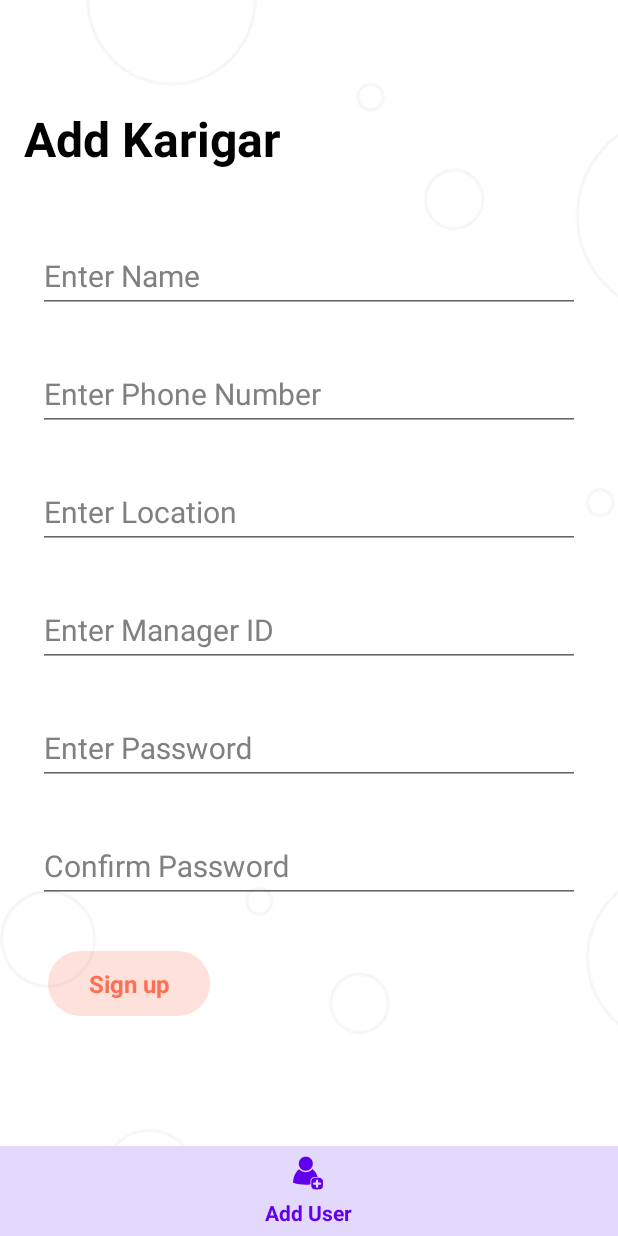
After one commit to CFGIndia20/team-22, an Android app: the fragment AddUserFragment placed in its activity, on a phone screen of 412 x 824 dp. The commit adds this screen. Run offline under Robolectric (Android 15) with nearby library versions, the phone set to English and light mode, and no system bars; 3 statements that could not run were skipped.

Commit message:
add bottom navigation for manager and retrofit interface

```diff
--- a/android/Umeed/app/build.gradle
+++ b/android/Umeed/app/build.gradle
@@ -27,7 +27,10 @@ dependencies {
     implementation 'com.android.support:appcompat-v7:28.0.0'
     //noinspection GradleCompatible
     implementation 'com.android.support:design:28.0.0'
+    implementation 'com.squareup.retrofit2:retrofit:2.5.0'
+    implementation 'com.squareup.retrofit2:converter-gson:2.5.0'
     implementation 'com.android.support.constraint:constraint-layout:1.1.3'
+    implementation 'com.android.support:support-v4:28.0.0'
     testImplementation 'junit:junit:4.12'
     androidTestImplementation 'com.android.support.test:runner:1.0.2'
     androidTestImplementation 'com.android.support.test.espresso:espresso-core:3.0.2'
--- a/android/Umeed/app/src/main/AndroidManifest.xml
+++ b/android/Umeed/app/src/main/AndroidManifest.xml
@@ -9,7 +9,8 @@
         android:roundIcon="@mipmap/ic_launcher_round"
         android:supportsRtl="true"
         android:theme="@style/AppTheme">
-        <activity android:name=".LogInActivity"></activity>
+        <activity android:name=".BottomNavManagerActivity"></activity>
+        <activity android:name=".LogInActivity" />
         <activity android:name=".SplashScreenActivity">
             <intent-filter>
                 <action android:name="android.intent.action.MAIN" />
@@ -17,7 +18,7 @@
                 <category android:name="android.intent.category.LAUNCHER" />
             </intent-filter>
         </activity>
-        <activity android:name=".MainActivity"></activity>
+        <activity android:name=".MainActivity" />
     </application>
 
 </manifest>
--- /dev/null
+++ b/android/Umeed/app/src/main/java/com/markups/umeed/AddUserFragment.java
@@ -0,0 +1,61 @@
+package com.markups.umeed;
+
+import android.os.Bundle;
+import android.support.v4.app.Fragment;
+import android.view.LayoutInflater;
+import android.view.View;
+import android.view.ViewGroup;
+import android.widget.Button;
+import android.widget.ProgressBar;
+import android.widget.Toast;
+
+import retrofit2.Call;
+import retrofit2.Callback;
+import retrofit2.Response;
+
+public class AddUserFragment extends Fragment {
+    public AddUserFragment() {
+        // Required empty public constructor
+    }
+    Button addUser_bt_signIn;
+    ProgressBar addUser_pg_signIn;
+    @Override
+    public View onCreateView(LayoutInflater inflater, ViewGroup container,
+                             Bundle savedInstanceState) {
+
+        View v= inflater.inflate(R.layout.fragment_add_user, container, false);
+        addUser_bt_signIn=v.findViewById(R.id.addUser_bt_signIn);
+        addUser_pg_signIn=v.findViewById(R.id.addUser_pg_signIn);
+        addUser_bt_signIn.setOnClickListener(new View.OnClickListener() {
+            @Override
+            public void onClick(View view) {
+                addUser_pg_signIn.setVisibility(View.VISIBLE);
+                addUser_bt_signIn.setVisibility(View.GONE);
+                Call<LogInReturn>logInReturnCall=LogInActivity.retrofitInterface.addUser(new AddUserRequest());
+                logInReturnCall.enqueue(new Callback<LogInReturn>() {
+                    @Override
+                    public void onResponse(Call<LogInReturn> call, Response<LogInReturn> response) {
+                        if(response.body()==null)
+                        {
+                            Toast.makeText(getActivity(),"Something Went Wrong",Toast.LENGTH_LONG).show();
+                            addUser_pg_signIn.setVisibility(View.GONE);
+                            addUser_bt_signIn.setVisibility(View.VISIBLE);
+                        }
+                        else{
+
+                        }
+                    }
+
+                    @Override
+                    public void onFailure(Call<LogInReturn> call, Throwable t) {
+                        Toast.makeText(getActivity(),""+t.getMessage(),Toast.LENGTH_LONG).show();
+                        addUser_pg_signIn.setVisibility(View.GONE);
+                        addUser_bt_signIn.setVisibility(View.VISIBLE);
+                    }
+                });
+            }
+        });
+
+        return v;
+    }
+}
--- /dev/null
+++ b/android/Umeed/app/src/main/java/com/markups/umeed/AddUserRequest.java
@@ -0,0 +1,14 @@
+package com.markups.umeed;
+
+public class AddUserRequest {
+    String name,password,contact,location;
+    Integer manager_ID;
+
+    public AddUserRequest(String name, String password, String contact, String location, Integer manager_ID) {
+        this.name = name;
+        this.password = password;
+        this.contact = contact;
+        this.location = location;
+        this.manager_ID = manager_ID;
+    }
+}
--- /dev/null
+++ b/android/Umeed/app/src/main/java/com/markups/umeed/BottomNavManagerActivity.java
@@ -0,0 +1,34 @@
+package com.markups.umeed;
+
+import android.support.annotation.NonNull;
+import android.support.design.widget.BottomNavigationView;
+import android.support.v4.app.Fragment;
+import android.support.v4.app.NotificationManagerCompat;
+import android.support.v7.app.AppCompatActivity;
+import android.os.Bundle;
+import android.view.MenuItem;
+
+public class BottomNavManagerActivity extends AppCompatActivity {
+
+    @Override
+    protected void onCreate(Bundle savedInstanceState) {
+        super.onCreate(savedInstanceState);
+        setContentView(R.layout.activity_bottom_nav_manager);
+        getSupportFragmentManager().beginTransaction().replace(R.id.fragment_container, new CompostFragment()).commit();
+        BottomNavigationView bottomNavigationView = findViewById(R.id.bottom_navigation_view);
+        bottomNavigationView.setOnNavigationItemSelectedListener(new BottomNavigationView.OnNavigationItemSelectedListener() {
+            @Override
+            public boolean onNavigationItemSelected(@NonNull MenuItem item) {
+                Fragment tempFragment = null;
+
+                switch(item.getItemId()) {
+                    case R.id.addUser:
+                        tempFragment = new AddUserFragment();
+                        break;
+                }
+                getSupportFragmentManager().beginTransaction().replace(R.id.fragment_container, tempFragment).commit();
+                return true;
+            }
+        });
+    }
+}
--- a/android/Umeed/app/src/main/java/com/markups/umeed/LogInActivity.java
+++ b/android/Umeed/app/src/main/java/com/markups/umeed/LogInActivity.java
@@ -1,13 +1,83 @@
 package com.markups.umeed;
 
+import android.content.Intent;
+import android.content.SharedPreferences;
+import android.support.design.widget.TextInputEditText;
 import android.support.v7.app.AppCompatActivity;
 import android.os.Bundle;
+import android.view.View;
+import android.widget.Button;
+import android.widget.ProgressBar;
+import android.widget.Toast;
+
+import retrofit2.Call;
+import retrofit2.Callback;
+import retrofit2.Response;
+import retrofit2.Retrofit;
+import retrofit2.converter.gson.GsonConverterFactory;
 
 public class LogInActivity extends AppCompatActivity {
-
+    TextInputEditText login_ed_phone, login_ed_password ;
+    Button login_bt_login;
+    ProgressBar login_pg_login;
+    String phone,password;
+    SharedPreferences spref;
+    SharedPreferences.Editor edit;
+    static  RetrofitInterface retrofitInterface;
     @Override
     protected void onCreate(Bundle savedInstanceState) {
         super.onCreate(savedInstanceState);
         setContentView(R.layout.activity_log_in);
+        login_ed_phone=findViewById(R.id.login_ed_phone);
+        login_ed_password=findViewById(R.id.login_ed_password);
+        phone=login_ed_phone.getText().toString();
+        password=login_ed_password.getText().toString();
+        spref = getApplicationContext().getSharedPreferences("user", MODE_PRIVATE);
+        edit=spref.edit();
+        login_bt_login.setOnClickListener(new View.OnClickListener() {
+            @Override
+            public void onClick(View view) {
+                login_bt_login.setVisibility(View.GONE);
+                login_pg_login.setVisibility(View.VISIBLE);
+                Retrofit retrofit = new Retrofit.Builder().baseUrl("").addConverterFactory(
+                        GsonConverterFactory.create()).build();
+                retrofitInterface = retrofit.create(RetrofitInterface.class);
+                Call<LogInReturn> logInReturnCall=retrofitInterface.login(new LogInRequest(Integer.parseInt(phone),password));
+                logInReturnCall.enqueue(new Callback<LogInReturn>() {
+                    @Override
+                    public void onResponse(Call<LogInReturn> call, Response<LogInReturn> response) {
+                        if(response.body()==null){
+                            Toast.makeText(LogInActivity.this,"Incorrect Credential",Toast.LENGTH_LONG);
+                            login_bt_login.setVisibility(View.VISIBLE);
+                            login_pg_login.setVisibility(View.GONE);
+                        }
+                        else
+                        {
+                            if(response.body().getIs_Manager()=="T"){
+                            edit.putString("type", "manager");
+                        }
+                        else{
+                            edit.putString("type", "employee");
+                        }
+                            edit.putString("id",response.body().getWorker_ID());
+                            edit.commit();
+
+                        startActivity(new Intent(LogInActivity.this,BottomNavManagerActivity.class));
+                        finish();
+
+                        }
+                    }
+
+                    @Override
+                    public void onFailure(Call<LogInReturn> call, Throwable t) {
+                        Toast.makeText(LogInActivity.this,""+t.getMessage(),Toast.LENGTH_LONG);
+                        login_bt_login.setVisibility(View.VISIBLE);
+                        login_pg_login.setVisibility(View.GONE);
+                    }
+                });
+
+
+            }
+        });
     }
 }
--- /dev/null
+++ b/android/Umeed/app/src/main/java/com/markups/umeed/LogInRequest.java
@@ -0,0 +1,11 @@
+package com.markups.umeed;
+
+public class LogInRequest {
+    Integer contact;
+    String password;
+
+    public LogInRequest(Integer contact, String password) {
+        this.contact = contact;
+        this.password = password;
+    }
+}
--- /dev/null
+++ b/android/Umeed/app/src/main/java/com/markups/umeed/LogInReturn.java
@@ -0,0 +1,18 @@
+package com.markups.umeed;
+
+public class LogInReturn {
+    String worker_ID,is_Manager;
+
+    public LogInReturn(String worker_ID, String is_Manager) {
+        this.worker_ID = worker_ID;
+        this.is_Manager = is_Manager;
+    }
+
+    public String getWorker_ID() {
+        return worker_ID;
+    }
+
+    public String getIs_Manager() {
+        return is_Manager;
+    }
+}
--- a/android/Umeed/app/src/main/java/com/markups/umeed/MainActivity.java
+++ b/android/Umeed/app/src/main/java/com/markups/umeed/MainActivity.java
@@ -19,8 +19,14 @@ public class MainActivity extends AppCompatActivity {
         }
         else
         {
-//            startActivity(new Intent(MainActivity.this, BottomNavigationMain.class));
-//            finish();
+            if(spref.getString("type","default").equals("manager")){
+                startActivity(new Intent(MainActivity.this, BottomNavManagerActivity.class));
+                finish();
+            }
+            else{
+
+            }
+
         }
     }
 }
--- /dev/null
+++ b/android/Umeed/app/src/main/java/com/markups/umeed/RetrofitInterface.java
@@ -0,0 +1,24 @@
+package com.markups.umeed;
+
+
+import java.util.ArrayList;
+
+import okhttp3.MultipartBody;
+import okhttp3.RequestBody;
+import okhttp3.ResponseBody;
+import retrofit2.Call;
+import retrofit2.http.Body;
+import retrofit2.http.GET;
+import retrofit2.http.Header;
+import retrofit2.http.Multipart;
+import retrofit2.http.POST;
+import retrofit2.http.Part;
+
+public interface RetrofitInterface {
+
+    @POST("")
+    Call<LogInReturn> login(@Body LogInRequest logInRequest);
+
+    @POST("")
+    Call<LogInReturn> addUser(@Body AddUserRequest addUserRequest);
+}
--- /dev/null
+++ b/android/Umeed/app/src/main/res/drawable/arrow_back.xml
@@ -0,0 +1,5 @@
+<vector android:height="45dp" android:tint="#FF7153"
+    android:viewportHeight="24.0" android:viewportWidth="24.0"
+    android:width="45dp" xmlns:android="http://schemas.android.com/apk/res/android">
+    <path android:fillColor="#FF000000" android:pathData="M20,11H7.83l5.59,-5.59L12,4l-8,8 8,8 1.41,-1.41L7.83,13H20v-2z"/>
+</vector>
--- /dev/null
+++ b/android/Umeed/app/src/main/res/drawable/bottom_nav_style.xml
@@ -0,0 +1,20 @@
+<vector
+    xmlns:android="http://schemas.android.com/apk/res/android"
+    xmlns:aapt="http://schemas.android.com/aapt"
+    android:width="375dp"
+    android:height="60dp"
+    android:viewportWidth="375"
+    android:viewportHeight="80"
+    >
+
+    <group>
+
+
+        <path
+            android:pathData="M0 0V80H375V0"
+            android:fillColor="#e3d9fc"
+            />
+
+    </group>
+
+</vector>
--- /dev/null
+++ b/android/Umeed/app/src/main/res/drawable/ic_add_user.xml
@@ -0,0 +1,18 @@
+<vector xmlns:android="http://schemas.android.com/apk/res/android"
+    android:width="512dp"
+    android:height="512dp"
+    android:viewportWidth="512"
+    android:viewportHeight="512">
+  <path
+      android:pathData="M202.4,25c-42.5,9.8 -73.7,45.6 -77.3,88.4 -3.3,39.1 14,74 47.2,95.1 13.6,8.6 29.5,13.4 47.4,14.2 29.2,1.4 54.2,-8 75,-28 25.5,-24.6 35.9,-61.5 27.3,-96.7 -8.6,-34.9 -36.1,-62.4 -72.8,-72.6 -9.2,-2.6 -36.5,-2.9 -46.8,-0.4z"
+      android:fillColor="#000000"
+      android:strokeColor="#00000000"/>
+  <path
+      android:pathData="M117.7,211c-12.9,12.3 -21.4,22.3 -31.1,36.9 -18.4,27.5 -31.6,60.8 -38,96.1 -2.9,15.8 -4.9,36.6 -4.4,46.3l0.3,6.9 7.5,2.4c19.1,6.1 52.7,13.4 80.1,17.4 45.8,6.6 104.5,8.3 147.4,4 5.5,-0.5 10.3,-1 10.8,-1 0.4,-0 0.7,-11.5 0.7,-25.5 0,-29.5 1,-36.7 6.8,-48.5 5,-10.2 16,-21.4 26,-26.4 12.3,-6.2 15.9,-6.8 44,-7.3 13.8,-0.3 25.2,-0.7 25.2,-0.8 0,-2.3 -8.7,-24.3 -13.9,-35 -7.8,-16.2 -14.3,-27 -24.4,-40.4 -7.3,-9.7 -24.2,-27.5 -31,-32.5l-3.7,-2.9 -9.3,9c-24.4,23.6 -53,35.3 -86.3,35.3 -32.5,-0 -62.5,-12.4 -85.7,-35.5 -4.8,-4.7 -9,-8.5 -9.5,-8.5 -0.5,-0 -5.7,4.5 -11.5,10z"
+      android:fillColor="#000000"
+      android:strokeColor="#00000000"/>
+  <path
+      android:pathData="M348,324c-17.7,2.8 -33.1,14.1 -40.6,29.8 -5,10.6 -5.6,16.3 -5.2,56.7 0.3,35.8 0.4,37.2 2.7,43.5 4.7,13.1 14.5,24.6 26.1,30.5 10.5,5.3 12.4,5.5 54.4,5.5 29.4,-0 40.3,-0.4 44.1,-1.4 18.2,-4.8 33.2,-19.9 38,-38.1 2.2,-8.5 2.2,-78.3 0,-86.8 -4.6,-17.5 -17.2,-31.2 -34.6,-37.4l-7.4,-2.7 -36,-0.2c-19.8,-0.2 -38.5,0.1 -41.5,0.6zM391.9,350c2.2,1.1 4.9,3.6 6.2,5.7 2.2,3.4 2.4,5.1 2.7,20l0.4,16.3 12.9,-0c17.1,-0 21.8,1.1 26.3,6 6,6.7 5.8,14.6 -0.7,20.8 -4.2,4.1 -9.4,5.1 -25.3,5.2l-13.2,-0 -0.4,15.8c-0.4,18.3 -1.6,21.5 -9.2,25.1 -5.3,2.6 -7.9,2.6 -13.2,-0 -7.6,-3.6 -8.8,-6.8 -9.2,-25l-0.4,-15.7 -15.8,-0.4c-15,-0.3 -15.9,-0.5 -19.7,-3 -4.4,-2.9 -7.3,-8 -7.3,-12.8 0,-4.8 2.9,-9.9 7.3,-12.8 3.8,-2.5 4.7,-2.7 19.7,-3l15.8,-0.4 0.4,-16.2c0.3,-14.8 0.5,-16.5 2.7,-19.9 4.3,-7.1 12.7,-9.5 20,-5.7z"
+      android:fillColor="#000000"
+      android:strokeColor="#00000000"/>
+</vector>
--- /dev/null
+++ b/android/Umeed/app/src/main/res/layout/activity_bottom_nav_manager.xml
@@ -0,0 +1,24 @@
+<?xml version="1.0" encoding="utf-8"?>
+<RelativeLayout xmlns:android="http://schemas.android.com/apk/res/android"
+    xmlns:app="http://schemas.android.com/apk/res-auto"
+    xmlns:tools="http://schemas.android.com/tools"
+    android:layout_width="match_parent"
+    android:layout_height="match_parent"
+    tools:context=".BottomNavManagerActivity"
+    android:background="@drawable/common_background">
+
+    <FrameLayout
+        android:id="@+id/fragment_container"
+        android:layout_width="match_parent"
+        android:layout_height="match_parent"
+        android:layout_above="@id/bottom_navigation_view"/>
+
+    <android.support.design.widget.BottomNavigationView
+        android:id="@+id/bottom_navigation_view"
+        android:layout_width="match_parent"
+        android:layout_height="wrap_content"
+        android:layout_alignParentBottom="true"
+        android:background="@drawable/bottom_nav_style"
+        app:menu="@menu/bottom_navigation_view" />
+
+</RelativeLayout>
--- a/android/Umeed/app/src/main/res/layout/activity_main.xml
+++ b/android/Umeed/app/src/main/res/layout/activity_main.xml
@@ -9,7 +9,7 @@
     <TextView
         android:layout_width="wrap_content"
         android:layout_height="wrap_content"
-        android:text="Hello World!"
+        android:text="Umeed"
         app:layout_constraintBottom_toBottomOf="parent"
         app:layout_constraintLeft_toLeftOf="parent"
         app:layout_constraintRight_toRightOf="parent"
--- /dev/null
+++ b/android/Umeed/app/src/main/res/layout/fragment_add_user.xml
@@ -0,0 +1,210 @@
+<?xml version="1.0" encoding="utf-8"?>
+
+<RelativeLayout
+    xmlns:android="http://schemas.android.com/apk/res/android"
+    android:layout_width="match_parent"
+    android:layout_height="match_parent"
+    android:background="@drawable/common_background"
+    >
+    <LinearLayout
+        android:layout_width="match_parent"
+        android:layout_height="wrap_content"
+        android:orientation="vertical"
+        android:layout_centerInParent="true">
+        <TextView
+            android:layout_width="wrap_content"
+            android:layout_height="wrap_content"
+            android:layout_margin="16dp"
+            android:text="Add Karigar"
+            android:textStyle="bold"
+            android:textSize="32dp"
+            android:textColor="#000000"/>
+        <android.support.design.widget.TextInputLayout
+            android:layout_width="match_parent"
+            android:layout_height="wrap_content"
+            android:textColorHint="@color/dark_grey"
+            android:layout_marginTop="20dp"
+            android:layout_marginLeft="25dp"
+            android:layout_marginRight="25dp"
+            >
+            <AutoCompleteTextView
+                android:id="@+id/username"
+                android:layout_width="match_parent"
+                android:layout_height="wrap_content"
+                android:hint="Enter Name"
+                android:imeOptions="actionNext"
+                android:inputType="textNoSuggestions"
+                android:maxLines="1"
+                android:textColor="#000000"
+                android:textColorHint="@color/dark_grey"
+                android:textIsSelectable="false"
+                android:textSize="20sp"
+                />
+        </android.support.design.widget.TextInputLayout>
+        <android.support.design.widget.TextInputLayout
+            android:layout_width="match_parent"
+            android:layout_height="wrap_content"
+            android:textColorHint="@color/dark_grey"
+            android:layout_marginLeft="25dp"
+            android:layout_marginRight="25dp"
+            android:id="@+id/layoutPhone"
+            android:layout_marginTop="20dp"
+            android:layout_marginBottom="10dp"
+            android:visibility="gone"
+            >
+            <AutoCompleteTextView
+                android:id="@+id/phone"
+                android:layout_width="match_parent"
+                android:layout_height="wrap_content"
+                android:hint="Enter phone number"
+                android:imeOptions="actionNext"
+                android:inputType="phone"
+                android:maxLines="1"
+                android:textColor="#000000"
+                android:textColorHint="@color/dark_grey"
+                android:textIsSelectable="false"
+                android:textSize="20sp"
+                />
+        </android.support.design.widget.TextInputLayout>
+        <android.support.design.widget.TextInputLayout
+            android:layout_width="match_parent"
+            android:layout_height="wrap_content"
+            android:textColorHint="@color/dark_grey"
+            android:layout_marginTop="20dp"
+            android:layout_marginLeft="25dp"
+            android:layout_marginRight="25dp"
+            >
+            <AutoCompleteTextView
+                android:id="@+id/phone_number"
+                android:layout_width="match_parent"
+                android:layout_height="wrap_content"
+                android:hint="Enter Phone Number"
+                android:imeOptions="actionNext"
+                android:inputType="number"
+                android:maxLines="1"
+                android:textColor="#000000"
+                android:textColorHint="@color/dark_grey"
+                android:textIsSelectable="false"
+                android:textSize="20sp"
+                />
+        </android.support.design.widget.TextInputLayout>
+        <android.support.design.widget.TextInputLayout
+            android:layout_width="match_parent"
+            android:layout_height="wrap_content"
+            android:textColorHint="@color/dark_grey"
+            android:layout_marginTop="20dp"
+            android:layout_marginLeft="25dp"
+            android:layout_marginRight="25dp"
+            >
+            <AutoCompleteTextView
+                android:id="@+id/phone_number"
+                android:layout_width="match_parent"
+                android:layout_height="wrap_content"
+                android:hint="Enter Location"
+                android:imeOptions="actionNext"
+                android:inputType="number"
+                android:maxLines="1"
+                android:textColor="#000000"
+                android:textColorHint="@color/dark_grey"
+                android:textIsSelectable="false"
+                android:textSize="20sp"
+                />
+        </android.support.design.widget.TextInputLayout>
+        <android.support.design.widget.TextInputLayout
+            android:layout_width="match_parent"
+            android:layout_height="wrap_content"
+            android:textColorHint="@color/dark_grey"
+            android:layout_marginTop="20dp"
+            android:layout_marginLeft="25dp"
+            android:layout_marginRight="25dp"
+            >
+            <AutoCompleteTextView
+                android:id="@+id/phone_number"
+                android:layout_width="match_parent"
+                android:layout_height="wrap_content"
+                android:hint="Enter Manager ID"
+                android:imeOptions="actionNext"
+                android:inputType="number"
+                android:maxLines="1"
+                android:textColor="#000000"
+                android:textColorHint="@color/dark_grey"
+                android:textIsSelectable="false"
+                android:textSize="20sp"
+                />
+
+        </android.support.design.widget.TextInputLayout>
+        <android.support.design.widget.TextInputLayout
+            android:layout_width="match_parent"
+            android:layout_height="wrap_content"
+            android:textColorHint="@color/dark_grey"
+            android:layout_marginTop="20dp"
+            android:layout_marginLeft="25dp"
+            android:layout_marginRight="25dp"
+            >
+            <AutoCompleteTextView
+                android:id="@+id/password"
+                android:layout_width="match_parent"
+                android:layout_height="wrap_content"
+                android:hint="Enter Password"
+                android:imeOptions="actionNext"
+                android:inputType="textPassword"
+                android:maxLines="1"
+                android:textColor="#000000"
+                android:textColorHint="@color/dark_grey"
+                android:textIsSelectable="false"
+                android:textSize="20sp"
+                />
+        </android.support.design.widget.TextInputLayout>
+        <android.support.design.widget.TextInputLayout
+            android:layout_width="match_parent"
+            android:layout_height="wrap_content"
+            android:textColorHint="@color/dark_grey"
+            android:layout_marginTop="20dp"
+            android:layout_marginLeft="25dp"
+            android:layout_marginRight="25dp"
+            >
+            <AutoCompleteTextView
+                android:id="@+id/cpassword"
+                android:layout_width="match_parent"
+                android:layout_height="wrap_content"
+                android:hint="Confirm Password"
+                android:imeOptions="actionNext"
+                android:inputType="textPassword"
+                android:maxLines="1"
+                android:textColor="#000000"
+                android:textColorHint="@color/dark_grey"
+                android:textIsSelectable="false"
+                android:textSize="20sp"
+                />
+
+        </android.support.design.widget.TextInputLayout>
+
+        <RelativeLayout
+            android:layout_width="match_parent"
+            android:layout_height="wrap_content"
+            >
+            <TextView
+                android:layout_margin="32dp"
+                android:layout_width="wrap_content"
+                android:layout_height="wrap_content"
+                android:background="@drawable/button_style_two"
+                android:text="Sign up"
+                android:gravity="center"
+                android:textStyle="bold"
+                android:id="@+id/addUser_bt_signIn"
+                android:textSize="16sp"
+                android:layout_alignParentLeft="true"
+                android:textColor="@color/orange"/>
+            <ProgressBar
+                android:visibility="gone"
+                android:id="@+id/addUser_pg_signIn"
+                android:layout_width="48dp"
+                android:layout_height="48dp"
+                android:indeterminateDrawable="@drawable/progress_two"
+                android:layout_marginTop="32dp"
+                android:layout_marginBottom="32dp"
+                android:layout_marginLeft="60dp"
+                />
+        </RelativeLayout>
+    </LinearLayout>
+  </RelativeLayout>
--- /dev/null
+++ b/android/Umeed/app/src/main/res/menu/bottom_navigation_view.xml
@@ -0,0 +1,8 @@
+<?xml version="1.0" encoding="utf-8"?>
+<menu xmlns:android="http://schemas.android.com/apk/res/android">
+    <item
+        android:title="Add User"
+        android:id="@+id/addUser"
+        android:icon="@drawable/ic_add_user"/>
+
+</menu>
```
